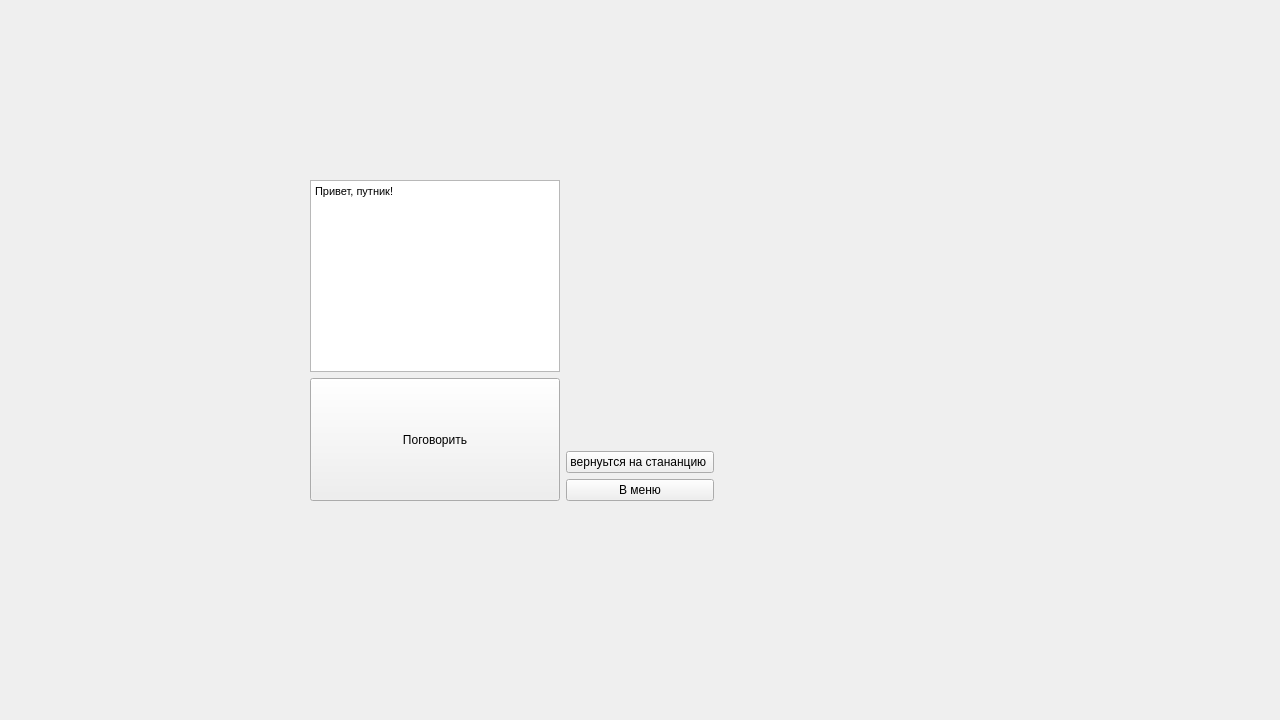
Qt form dialogwindow.ui (KomandaB/-1) before a commit.
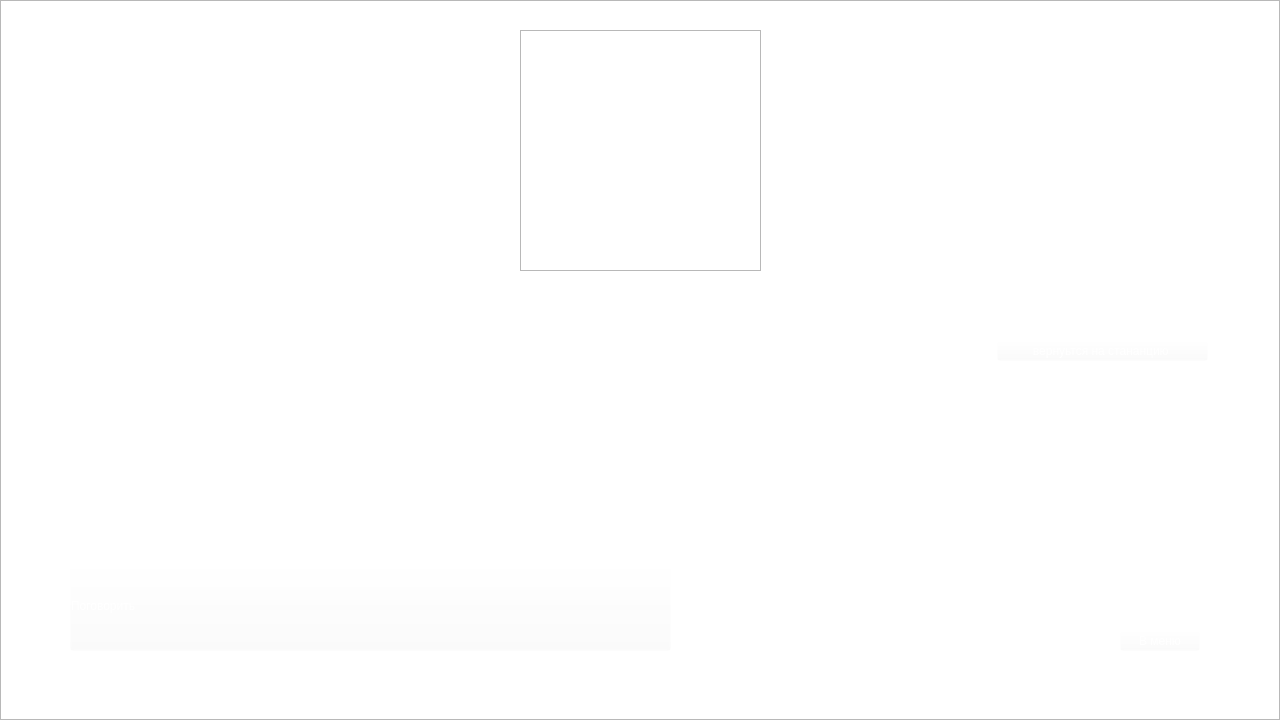
The same form after that commit. Icons and pictures are not drawn.

Commit message: Дизайн окна диалога

Patch:
```diff
--- a/dialogwindow.ui
+++ b/dialogwindow.ui
@@ -25,34 +25,88 @@
   <property name="windowTitle">
    <string>Form</string>
   </property>
-  <widget class="QWidget" name="gridLayoutWidget">
+  <property name="styleSheet">
+   <string notr="true">
+
+QPushButton { 
+background-color: rgba(255, 255, 255, 0);
+color:white;
+	font: 6pt &quot;Press Start 2P&quot;;
+}
+
+QPushButton:hover{
+
+color: rgb(122, 122, 122);
+}
+QPushButton:pressed{
+color:rgb(208, 0, 177);
+}
+
+QTextEdit{
+font: 6pt &quot;Press Start 2P&quot;;
+color: white;
+	background-color: rgba(255, 255, 255, 0);
+
+}
+</string>
+  </property>
+  <widget class="QGraphicsView" name="graphicsView">
    <property name="geometry">
     <rect>
-     <x>310</x>
-     <y>180</y>
-     <width>404</width>
-     <height>321</height>
+     <x>0</x>
+     <y>0</y>
+     <width>1280</width>
+     <height>720</height>
     </rect>
    </property>
-   <layout class="QGridLayout" name="gridLayout">
-    <item row="3" column="2">
-     <widget class="QPushButton" name="toMenuBtn">
-      <property name="text">
-       <string>В меню</string>
-      </property>
-     </widget>
-    </item>
-    <item row="2" column="2">
-     <widget class="QPushButton" name="toMapBtn">
+   <property name="styleSheet">
+    <string notr="true">background-image: url(:/dialogWindowBackground.png);</string>
+   </property>
+  </widget>
+  <widget class="QGraphicsView" name="dialogAvatar">
+   <property name="geometry">
+    <rect>
+     <x>520</x>
+     <y>30</y>
+     <width>241</width>
+     <height>241</height>
+    </rect>
+   </property>
+   <property name="styleSheet">
+    <string notr="true">background-image: url(:/Дедан.png);</string>
+   </property>
+  </widget>
+  <widget class="QPushButton" name="responseButton">
+   <property name="geometry">
+    <rect>
+     <x>70</x>
+     <y>560</y>
+     <width>601</width>
+     <height>91</height>
+    </rect>
+   </property>
+   <property name="sizePolicy">
+    <sizepolicy hsizetype="Minimum" vsizetype="Expanding">
+     <horstretch>0</horstretch>
+     <verstretch>0</verstretch>
+    </sizepolicy>
+   </property>
+   <property name="styleSheet">
+    <string notr="true">text-align: left</string>
+   </property>
       <property name="text">
-       <string>вернуьтся на стананцию </string>
-      </property>
-     </widget>
-    </item>
-    <item row="0" column="1">
-     <layout class="QHBoxLayout" name="horizontalLayout">
-      <item>
+    <string>Поговорить</string>
+   </property>
+  </widget>
        <widget class="QTextEdit" name="textEdit">
+   <property name="geometry">
+    <rect>
+     <x>70</x>
+     <y>330</y>
+     <width>601</width>
+     <height>211</height>
+    </rect>
+   </property>
         <property name="sizePolicy">
          <sizepolicy hsizetype="Fixed" vsizetype="Fixed">
           <horstretch>0</horstretch>
@@ -66,27 +120,35 @@
          <string>&lt;!DOCTYPE HTML PUBLIC &quot;-//W3C//DTD HTML 4.0//EN&quot; &quot;http://www.w3.org/TR/REC-html40/strict.dtd&quot;&gt;
 &lt;html&gt;&lt;head&gt;&lt;meta name=&quot;qrichtext&quot; content=&quot;1&quot; /&gt;&lt;style type=&quot;text/css&quot;&gt;
 p, li { white-space: pre-wrap; }
-&lt;/style&gt;&lt;/head&gt;&lt;body style=&quot; font-family:'MS Shell Dlg 2'; font-size:8.25pt; font-weight:400; font-style:normal;&quot;&gt;
-&lt;p style=&quot; margin-top:0px; margin-bottom:0px; margin-left:0px; margin-right:0px; -qt-block-indent:0; text-indent:0px;&quot;&gt;Привет, путник!&lt;/p&gt;&lt;/body&gt;&lt;/html&gt;</string>
-        </property>
-       </widget>
-      </item>
-     </layout>
-    </item>
-    <item row="1" column="1" rowspan="3">
-     <widget class="QPushButton" name="responseButton">
-      <property name="sizePolicy">
-       <sizepolicy hsizetype="Minimum" vsizetype="Expanding">
-        <horstretch>0</horstretch>
-        <verstretch>0</verstretch>
-       </sizepolicy>
+&lt;/style&gt;&lt;/head&gt;&lt;body style=&quot; font-family:'Press Start 2P'; font-size:6pt; font-weight:400; font-style:normal;&quot;&gt;
+&lt;p style=&quot; margin-top:0px; margin-bottom:0px; margin-left:0px; margin-right:0px; -qt-block-indent:0; text-indent:0px;&quot;&gt;&lt;span style=&quot; font-family:'MS Shell Dlg 2'; font-size:8.25pt;&quot;&gt;Привет, путник!&lt;/span&gt;&lt;/p&gt;&lt;/body&gt;&lt;/html&gt;</string>
+   </property>
+  </widget>
+  <widget class="QPushButton" name="toMapBtn">
+   <property name="geometry">
+    <rect>
+     <x>997</x>
+     <y>340</y>
+     <width>211</width>
+     <height>21</height>
+    </rect>
       </property>
       <property name="text">
-       <string>Поговорить</string>
-      </property>
-     </widget>
-    </item>
-   </layout>
+    <string>вернуьтся на стананцию </string>
+   </property>
+  </widget>
+  <widget class="QPushButton" name="toMenuBtn">
+   <property name="geometry">
+    <rect>
+     <x>1120</x>
+     <y>630</y>
+     <width>80</width>
+     <height>21</height>
+    </rect>
+   </property>
+   <property name="text">
+    <string>В меню</string>
+   </property>
   </widget>
  </widget>
  <resources/>
```
Left out of the diff: 7 changed lines with no effect on the pictures. Lines whose indentation alone changed are shown as unchanged. The commit also changes 7 other files.
